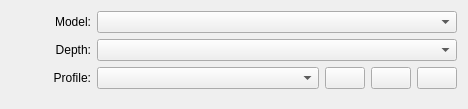
KDE/krita, file krita/ui/forms/wdgcolorspaceselector.ui: the form before one commit.
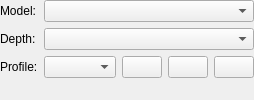
The form after the commit. Custom widgets are drawn as their Qt base class.

Diff of the .ui file:
```diff
--- a/krita/ui/forms/wdgcolorspaceselector.ui
+++ b/krita/ui/forms/wdgcolorspaceselector.ui
@@ -2,29 +2,27 @@
 <ui version="4.0">
  <class>WdgColorSpaceSelector</class>
  <widget class="QWidget" name="WdgColorSpaceSelector">
-  <property name="geometry">
-   <rect>
-    <x>0</x>
-    <y>0</y>
-    <width>468</width>
-    <height>109</height>
-   </rect>
-  </property>
   <layout class="QFormLayout" name="formLayout">
+   <property name="labelAlignment">
+    <set>Qt::AlignLeading|Qt::AlignLeft|Qt::AlignVCenter</set>
+   </property>
+   <property name="leftMargin">
+    <number>0</number>
+   </property>
+   <property name="topMargin">
+    <number>0</number>
+   </property>
+   <property name="rightMargin">
+    <number>0</number>
+   </property>
+   <property name="bottomMargin">
+    <number>0</number>
+   </property>
    <item row="0" column="0">
     <widget class="QLabel" name="lblColorSpaces">
-     <property name="minimumSize">
-      <size>
-       <width>80</width>
-       <height>0</height>
-      </size>
-     </property>
      <property name="text">
       <string>Model:</string>
      </property>
-     <property name="alignment">
-      <set>Qt::AlignRight|Qt::AlignTrailing|Qt::AlignVCenter</set>
-     </property>
      <property name="buddy">
       <cstring>cmbColorModels</cstring>
      </property>
@@ -42,18 +40,9 @@
    </item>
    <item row="1" column="0">
     <widget class="QLabel" name="lblColorModels">
-     <property name="minimumSize">
-      <size>
-       <width>80</width>
-       <height>0</height>
-      </size>
-     </property>
      <property name="text">
       <string>Depth:</string>
      </property>
-     <property name="alignment">
-      <set>Qt::AlignRight|Qt::AlignTrailing|Qt::AlignVCenter</set>
-     </property>
      <property name="buddy">
       <cstring>cmbColorModels</cstring>
      </property>
@@ -71,18 +60,9 @@
    </item>
    <item row="2" column="0">
     <widget class="QLabel" name="lblProfiles">
-     <property name="minimumSize">
-      <size>
-       <width>80</width>
-       <height>0</height>
-      </size>
-     </property>
      <property name="text">
       <string>Profile:</string>
      </property>
-     <property name="alignment">
-      <set>Qt::AlignRight|Qt::AlignTrailing|Qt::AlignVCenter</set>
-     </property>
      <property name="buddy">
       <cstring>cmbProfile</cstring>
      </property>
```
